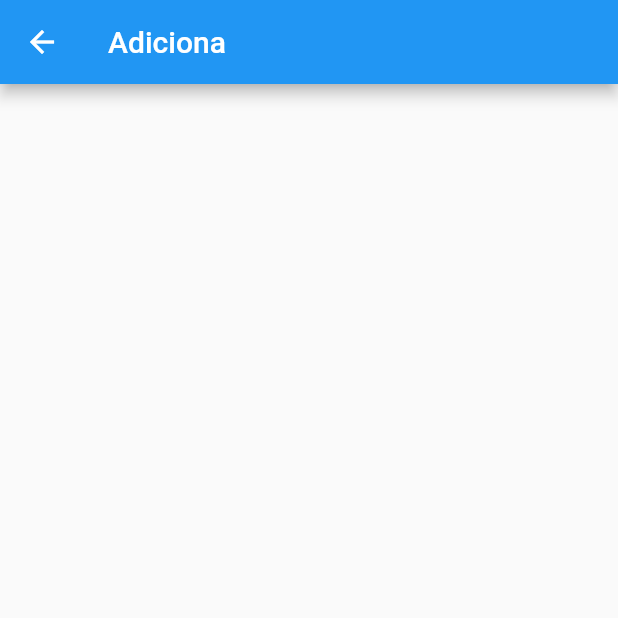
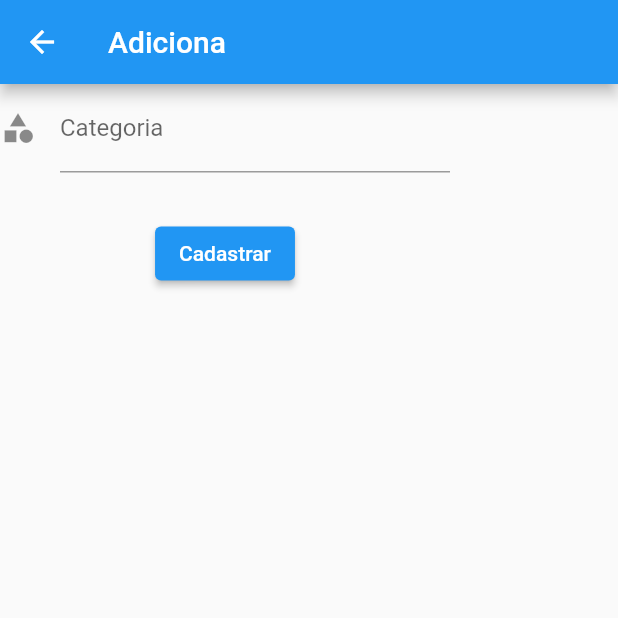
Before and after one commit to marcos-lancy/flutter-crud-cubit, a Flutter app: the screen it shows after launch, after a tap on the "add" icon, on a phone screen of 412 x 824 dp, the top half of it. Run offline on Flutter 3.47's test engine with Material 2 defaults, Android fonts, the phone set to English and light mode, and no system bars; our stand-ins replace equatable, flutter_bloc.

Commit message:
cria cubit, categoriaModel e service parcial

```diff
--- a/crud_cubit/lib/screens/adicionar_screen.dart
+++ b/crud_cubit/lib/screens/adicionar_screen.dart
@@ -11,6 +11,30 @@ class AdicionaScreen extends StatelessWidget {
       appBar: AppBar(
         title: Text('Adiciona'),
       ),
+      body: Form(
+        child: Column(
+          children: [
+            SizedBox(
+              width: 300,
+              child: TextFormField(
+                decoration: const InputDecoration(
+                  icon: Icon(Icons.category),
+                  labelText: 'Categoria'
+                ),
+              ),
+            ),
+            Padding(
+              padding: const EdgeInsets.only(top: 30),
+              child: SizedBox(
+                child: ElevatedButton(
+                  onPressed: (){},
+                  child: const Text('Cadastrar'),
+                ),
+              ),
+            )
+          ],
+        ),
+      ),
     );
   }
 }
--- a/crud_cubit/lib/screens/home_screen.dart
+++ b/crud_cubit/lib/screens/home_screen.dart
@@ -16,6 +16,11 @@ class HomeScreen extends StatelessWidget {
               icon: const Icon(Icons.add),)
         ],
       ),
+      body: SingleChildScrollView(
+        child: Column(
+          children: [],
+        ),
+      ),
     );
   }
 }
--- /dev/null
+++ b/crud_cubit/lib/services/categoria_service.dart
@@ -0,0 +1,3 @@
+class CategoriaService {
+
+}
--- a/crud_cubit/pubspec.yaml
+++ b/crud_cubit/pubspec.yaml
@@ -35,6 +35,8 @@ dependencies:
   # The following adds the Cupertino Icons font to your application.
   # Use with the CupertinoIcons class for iOS style icons.
   cupertino_icons: ^1.0.2
+  equatable: ^2.0.5
+  flutter_bloc: ^7.0.0
 
 dev_dependencies:
   flutter_test:
```
Also changed, not shown: crud_cubit/lib/cubit/categoria_cubit.dart (added, +9 -0 lines), crud_cubit/lib/cubit/categoria_state.dart (added, +30 -0 lines), crud_cubit/lib/models/categoria_model.dart (added, +11 -0 lines).
